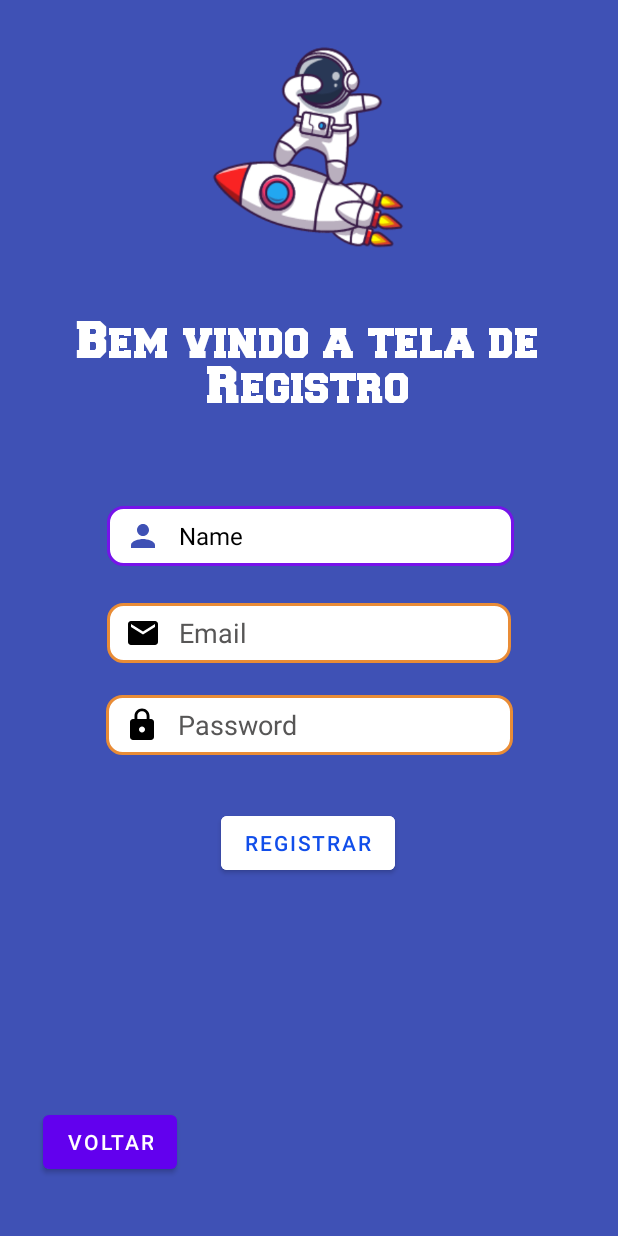
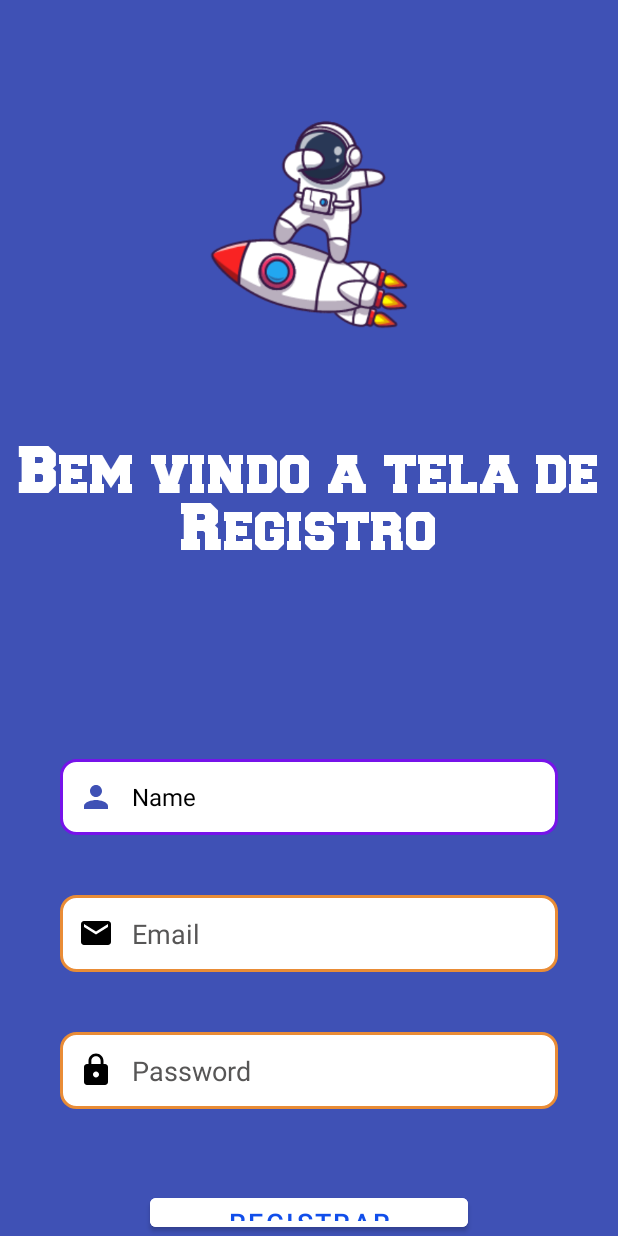
Before and after one commit to Ssalvador221/BluePlanet-App, an Android app: the RegistroScreen screen opened directly, with no data from a screen before it, on a phone screen of 412 x 824 dp. Run offline under Robolectric (Android 15) with nearby library versions, the phone set to English and light mode, and no system bars.

Commit message:
Varias coisas

```diff
--- a/app/build.gradle
+++ b/app/build.gradle
@@ -26,6 +26,12 @@ android {
         sourceCompatibility JavaVersion.VERSION_1_8
         targetCompatibility JavaVersion.VERSION_1_8
     }
+
+    viewBinding{
+        enabled = true
+    }
+
+
 }
 
 dependencies {
--- a/app/src/main/java/com/example/saaplication/RegistroScreen.java
+++ b/app/src/main/java/com/example/saaplication/RegistroScreen.java
@@ -1,39 +1,56 @@
 package com.example.saaplication;
+
+import android.graphics.Color;
+import android.os.Bundle;
+import android.text.TextUtils;
+import android.util.Size;
+import android.util.TypedValue;
+import android.view.View;
+import android.view.Window;
+import android.view.WindowManager;
+import android.widget.EditText;
+import android.widget.TextView;
 
 import androidx.appcompat.app.AppCompatActivity;
 
-import android.content.Intent;
-import android.os.Bundle;
-import android.view.View;
-import android.view.Window;
-import android.view.WindowManager;
-import android.widget.Button;
+import com.example.saaplication.databinding.ActivityRegistroScrenBinding;
+import com.google.android.material.snackbar.Snackbar;
 
-import com.google.firebase.ktx.Firebase;
+import org.w3c.dom.Text;
 
 public class RegistroScreen extends AppCompatActivity {
 
-
+    private ActivityRegistroScrenBinding binding;
 
 
     @Override
     protected void onCreate(Bundle savedInstanceState) {
         super.onCreate(savedInstanceState);
+        binding = ActivityRegistroScrenBinding.inflate(getLayoutInflater());
         requestWindowFeature(Window.FEATURE_NO_TITLE);
         getWindow().setFlags(WindowManager.LayoutParams.FLAG_FULLSCREEN,WindowManager.LayoutParams.FLAG_FULLSCREEN);
-        setContentView(R.layout.activity_registro_scren);
+        setContentView(binding.getRoot());
 
 
+        binding.btRegistrar.setOnClickListener(new View.OnClickListener() {
+            @Override
+            public void onClick(View v) {
 
-        Button backButton = (Button) findViewById(R.id.backButton);
+                EditText nome = binding.nameBox;
+                EditText email = binding.emailText;
+                EditText senha = binding.senhaText;
 
-        backButton.setOnClickListener(new View.OnClickListener(){
-            public void onClick(View v){
-                startActivity(new Intent(RegistroScreen.this, Home.class));
+                if (TextUtils.isEmpty(nome.getText().toString()) || TextUtils.isEmpty(email.getText().toString()) || TextUtils.isEmpty(senha.getText().toString())){
+                    Snackbar mySnackbar = Snackbar.make(v, "Preencha todos os Campos!", Snackbar.LENGTH_SHORT);
+                    mySnackbar.getView().setBackgroundColor(Color.parseColor("#ffa500"));
+                    mySnackbar.setTextColor(Color.parseColor("#ffffff"));
+                    mySnackbar.show();
+                }else{
+
+                }
             }
         });
 
 
-
     }
 }
--- a/app/src/main/res/layout/activity_registro_scren.xml
+++ b/app/src/main/res/layout/activity_registro_scren.xml
@@ -1,127 +1,111 @@
 <?xml version="1.0" encoding="utf-8"?>
-<androidx.constraintlayout.widget.ConstraintLayout
+<LinearLayout
     xmlns:android="http://schemas.android.com/apk/res/android"
     xmlns:app="http://schemas.android.com/apk/res-auto"
     xmlns:tools="http://schemas.android.com/tools"
     android:layout_width="match_parent"
     android:layout_height="match_parent"
+    android:orientation="vertical"
     android:background="#3F51B5">
+
+    <ImageView
+        android:id="@+id/imageView"
+        android:layout_width="292dp"
+        android:layout_height="176dp"
+        android:layout_gravity="center"
+        android:layout_marginTop="100px"
+        app:srcCompat="@drawable/logo" />
 
     <TextView
         android:id="@+id/textView6"
-        android:layout_width="336dp"
-        android:layout_height="67dp"
+        android:layout_width="match_parent"
+        android:layout_height="wrap_content"
         android:fontFamily="@font/freshman"
         android:text="Bem vindo a tela de Registro"
         android:textAlignment="center"
+        android:layout_gravity="center"
+        android:layout_marginTop="80px"
         android:textColor="@color/white"
-        android:textSize="30dp"
-        app:layout_constraintBottom_toBottomOf="parent"
-        app:layout_constraintEnd_toEndOf="parent"
-        app:layout_constraintHorizontal_bias="0.493"
-        app:layout_constraintStart_toStartOf="parent"
-        app:layout_constraintTop_toTopOf="parent"
-        app:layout_constraintVertical_bias="0.281" />
+        android:textSize="38dp"/>
 
     <EditText
-        android:id="@+id/editTextTextPersonName"
+        android:id="@+id/name_box"
         android:drawableStart="@drawable/custom_person"
         android:background="@drawable/custom_input"
-        android:layout_width="271dp"
-        android:layout_height="40dp"
+        android:layout_width="match_parent"
+        android:layout_height="wrap_content"
         android:drawablePadding="12dp"
         android:ems="10"
         android:paddingStart="12dp"
         android:paddingEnd="12dp"
+        android:padding="20px"
+        android:layout_marginTop="200px"
+        android:layout_marginLeft="40dp"
+        android:layout_marginStart="40dp"
+        android:layout_marginEnd="40dp"
         android:textSize="16sp"
         android:inputType="textPersonName"
         android:hint="Name"
         android:textColorHint="@color/black"
-        android:textColor="#575656"
-        app:layout_constraintBottom_toBottomOf="parent"
-        app:layout_constraintEnd_toEndOf="parent"
-        app:layout_constraintHorizontal_bias="0.507"
-        app:layout_constraintStart_toStartOf="parent"
-        app:layout_constraintTop_toTopOf="parent"
-        app:layout_constraintVertical_bias="0.43" />
+        android:textColor="#575656"/>
 
-    <Button
-        android:id="@+id/button"
-        android:layout_width="wrap_content"
-        android:layout_height="wrap_content"
-        android:text="Registrar"
-        android:backgroundTint="@color/white"
-        android:textColor="#114EEA"
-        app:layout_constraintBottom_toBottomOf="parent"
-        app:layout_constraintEnd_toEndOf="parent"
-        app:layout_constraintHorizontal_bias="0.498"
-        app:layout_constraintStart_toStartOf="parent"
-        app:layout_constraintTop_toTopOf="parent"
-        app:layout_constraintVertical_bias="0.693" />
+
 
     <EditText
-        android:id="@+id/editTextTextEmailAddress"
+        android:id="@+id/email_text"
         android:drawableStart="@drawable/custom_email"
         android:drawablePadding="12dp"
         android:paddingStart="12dp"
         android:paddingEnd="12dp"
+        android:padding="20px"
+        android:layout_marginTop="60px"
+        android:layout_marginLeft="40dp"
+        android:layout_marginStart="40dp"
+        android:layout_marginEnd="40dp"
         android:background="@drawable/custom_input"
-        android:layout_width="269dp"
-        android:layout_height="40dp"
+        android:layout_width="match_parent"
+        android:layout_height="wrap_content"
         android:ems="10"
         android:hint="Email"
+
         android:textColorHint="#575656"
-        android:textColor="@color/white"
-        android:inputType="textEmailAddress"
-        app:layout_constraintBottom_toBottomOf="parent"
-        app:layout_constraintEnd_toEndOf="parent"
-        app:layout_constraintStart_toStartOf="parent"
-        app:layout_constraintTop_toTopOf="parent"
-        app:layout_constraintVertical_bias="0.513" />
+        android:textColor="@color/black"
+        android:inputType="textEmailAddress" />
 
     <EditText
-        android:id="@+id/editTextTextPassword"
+        android:id="@+id/senha_text"
+        android:layout_width="match_parent"
+        android:layout_height="wrap_content"
+        android:background="@drawable/custom_input"
         android:drawableStart="@drawable/custom_lock"
-        android:background="@drawable/custom_input"
         android:drawablePadding="12dp"
+        android:ems="10"
+        android:hint="Password"
+        android:inputType="textPassword"
         android:paddingStart="12dp"
         android:paddingEnd="12dp"
-        android:textColorHint="#575656"
-        android:layout_width="271dp"
-        android:layout_height="40dp"
-        android:ems="10"
-        android:inputType="textPassword"
-        android:hint="Password"
-        android:textColor="@color/white"
-        app:layout_constraintBottom_toBottomOf="parent"
-        app:layout_constraintEnd_toEndOf="parent"
-        app:layout_constraintStart_toStartOf="parent"
-        app:layout_constraintTop_toTopOf="parent"
-        app:layout_constraintVertical_bias="0.591" />
+        android:padding="20px"
+        android:layout_marginTop="60px"
+        android:layout_marginLeft="40dp"
+        android:layout_marginStart="40dp"
+        android:layout_marginEnd="40dp"
+        android:textColor="@color/black"
+        android:textColorHint="#575656"/>
 
     <Button
-        android:id="@+id/backButton"
-        android:layout_width="wrap_content"
+        android:id="@+id/bt_registrar"
+        android:layout_width="match_parent"
         android:layout_height="wrap_content"
-        android:text="Voltar"
-        app:layout_constraintBottom_toBottomOf="parent"
-        app:layout_constraintEnd_toEndOf="parent"
-        app:layout_constraintHorizontal_bias="0.088"
-        app:layout_constraintStart_toStartOf="parent"
-        app:layout_constraintTop_toTopOf="parent"
-        app:layout_constraintVertical_bias="0.95" />
-
-    <ImageView
-        android:id="@+id/imageView"
-        android:layout_width="188dp"
-        android:layout_height="170dp"
-        app:layout_constraintBottom_toBottomOf="parent"
-        app:layout_constraintEnd_toEndOf="parent"
-        app:layout_constraintHorizontal_bias="0.497"
-        app:layout_constraintStart_toStartOf="parent"
-        app:layout_constraintTop_toTopOf="parent"
-        app:layout_constraintVertical_bias="0.028"
-        app:srcCompat="@drawable/logo" />
+        android:text="Registrar"
+        android:layout_gravity="center"
+        android:layout_marginTop="80px"
+        android:layout_marginLeft="40dp"
+        android:layout_marginStart="100dp"
+        android:layout_marginEnd="100dp"
+        android:backgroundTint="@color/white"
+        android:textColor="#114EEA"
+        android:textSize="18dp"/>
 
 
-</androidx.constraintlayout.widget.ConstraintLayout>
+
+</LinearLayout>
```
Also changed, not shown: app/src/main/res/layout/activity_home.xml (+45 -80 lines).
